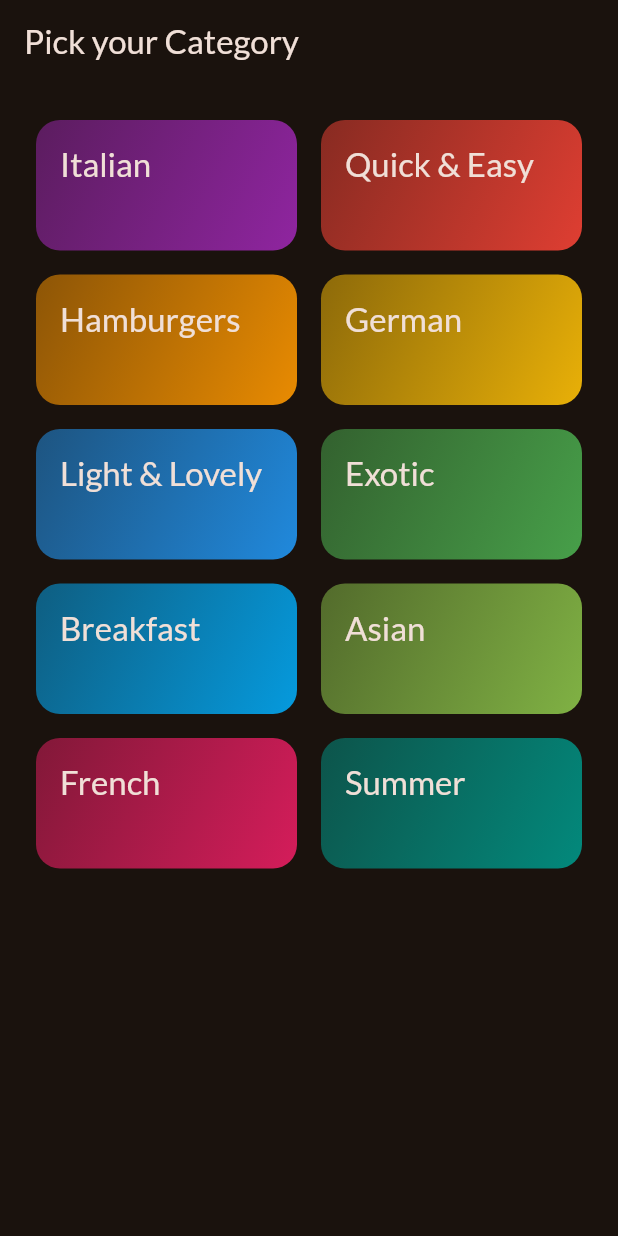
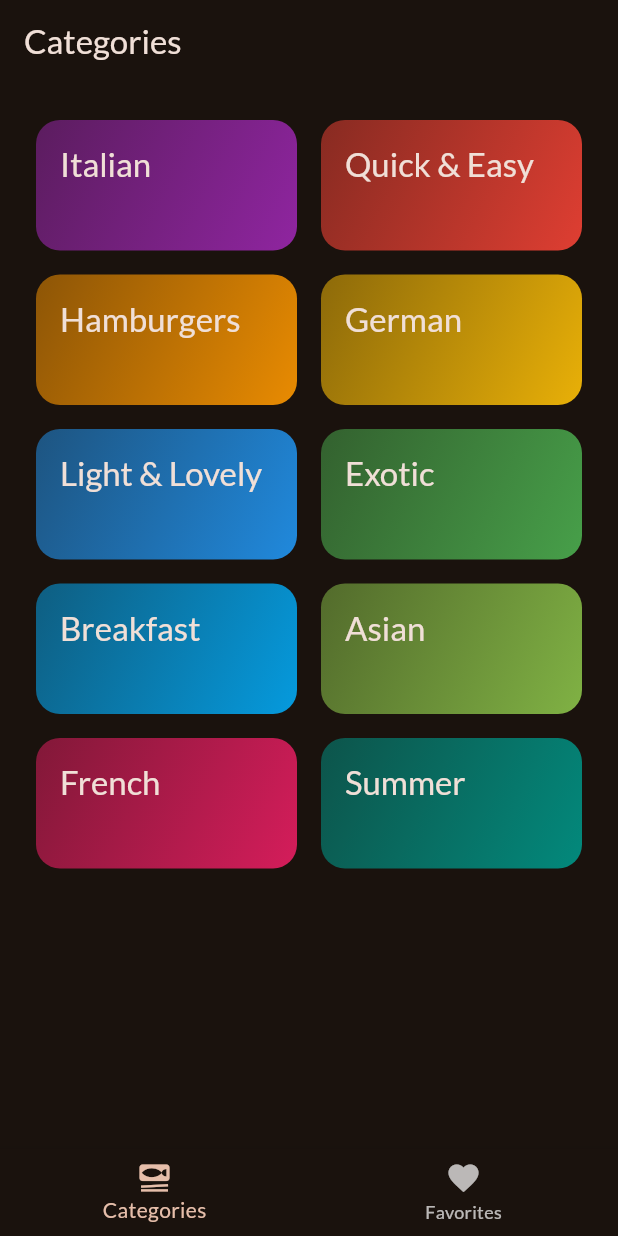
Before and after one commit to Invictus-ill/meals_flutter_app, a Flutter app: the screen it shows after launch, on a phone screen of 412 x 824 dp. Run offline on Flutter 3.47's test engine with Material 3 defaults, Android fonts, the phone set to English and light mode, and no system bars; our stand-ins replace google_fonts, transparent_image.

Commit message:
Implement TabsScreen for navigation; update MealsScreen to handle meal selection; add MealDetailsScreen for displaying meal details

```diff
--- a/lib/main.dart
+++ b/lib/main.dart
@@ -2,6 +2,7 @@ import 'package:flutter/material.dart';
 
 import 'package:google_fonts/google_fonts.dart';
 import 'package:meals_flutter_app/screens/categories.dart';
+import 'package:meals_flutter_app/screens/tabs.dart';
 
 final theme = ThemeData(
   useMaterial3: true,
@@ -21,6 +22,6 @@ class App extends StatelessWidget {
 
   @override
   Widget build(BuildContext context) {
-    return MaterialApp(theme: theme, home: CategoriesScreen());
+    return MaterialApp(theme: theme, home: TabsScreen());
   }
 }
--- a/lib/screens/categories.dart
+++ b/lib/screens/categories.dart
@@ -24,9 +24,7 @@ class CategoriesScreen extends StatelessWidget {
 
   @override
   Widget build(BuildContext context) {
-    return Scaffold(
-      appBar: AppBar(title: Text('Pick your Category')),
-      body: GridView(
+    return GridView(
       padding: EdgeInsets.all(24),
       gridDelegate: SliverGridDelegateWithFixedCrossAxisCount(
         crossAxisCount: 2,
@@ -43,7 +41,6 @@ class CategoriesScreen extends StatelessWidget {
             },
           ),
       ],
-      ),
     );
   }
 }
--- /dev/null
+++ b/lib/screens/tabs.dart
@@ -0,0 +1,52 @@
+import 'package:flutter/material.dart';
+import 'package:meals_flutter_app/data/dummy_data.dart';
+import 'package:meals_flutter_app/main.dart';
+import 'package:meals_flutter_app/screens/categories.dart';
+import 'package:meals_flutter_app/screens/meals.dart';
+
+class TabsScreen extends StatefulWidget {
+  const TabsScreen({super.key});
+
+  @override
+  State<StatefulWidget> createState() {
+    return _TabsScreenState();
+  }
+}
+
+class _TabsScreenState extends State<TabsScreen> {
+  Widget mainContent = const CategoriesScreen();
+  String appBarTitle = 'Categories';
+  int selectedIndex = 0;
+
+  @override
+  Widget build(BuildContext context) {
+    if (selectedIndex == 1) {
+      mainContent = MealsScreen(meals: dummyMeals);
+      appBarTitle = 'Favorites';
+    } else {
+      mainContent = CategoriesScreen();
+      appBarTitle = 'Categories';
+    }
+    return Scaffold(
+      appBar: AppBar(title: Text(appBarTitle)),
+      body: mainContent,
+      bottomNavigationBar: BottomNavigationBar(
+        onTap: (index) {
+          setState(() {
+            selectedIndex = index;
+          });
+        },
+        items: [
+          BottomNavigationBarItem(
+            icon: Icon(Icons.set_meal),
+            label: 'Categories',
+          ),
+          BottomNavigationBarItem(
+            icon: Icon(Icons.favorite),
+            label: 'Favorites',
+          ),
+        ],
+      ),
+    );
+  }
+}
```
Also changed, not shown: lib/screens/meal_details.dart (added, +67 -0 lines), lib/screens/meals.dart (+14 -4 lines), lib/widgets/meal_item.dart (+9 -2 lines). Lines whose indentation alone changed are shown as unchanged.
